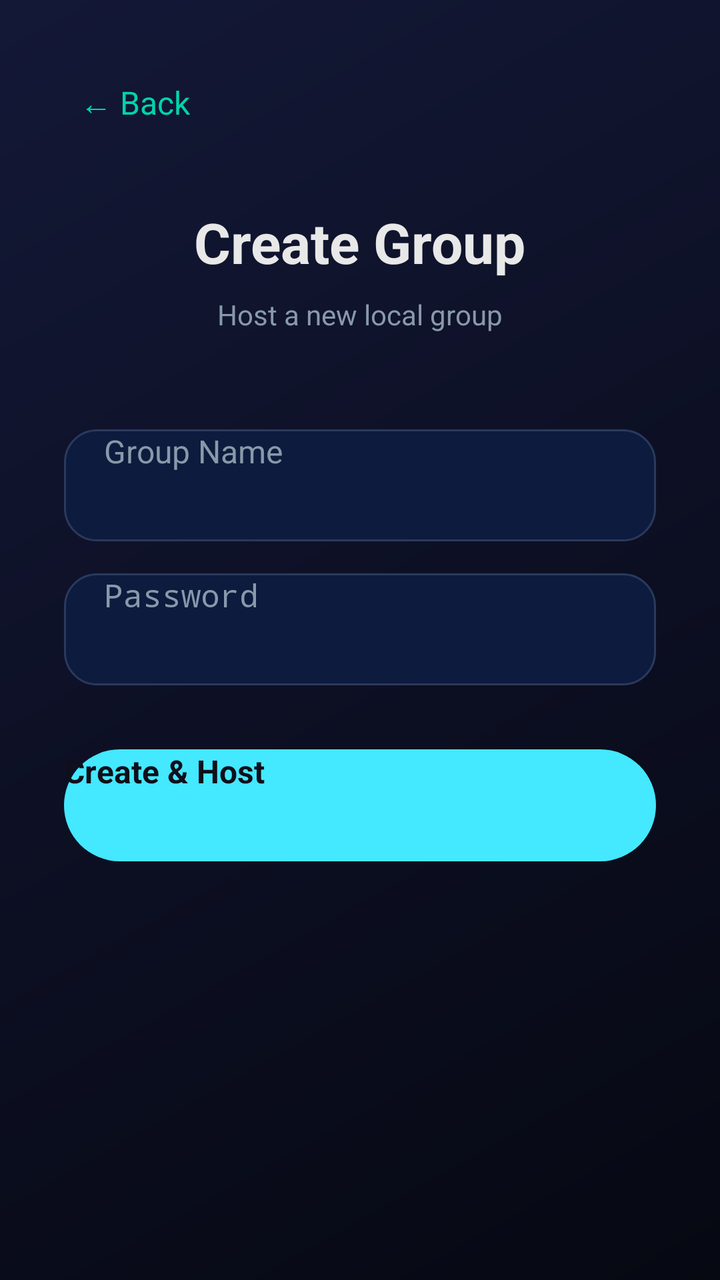
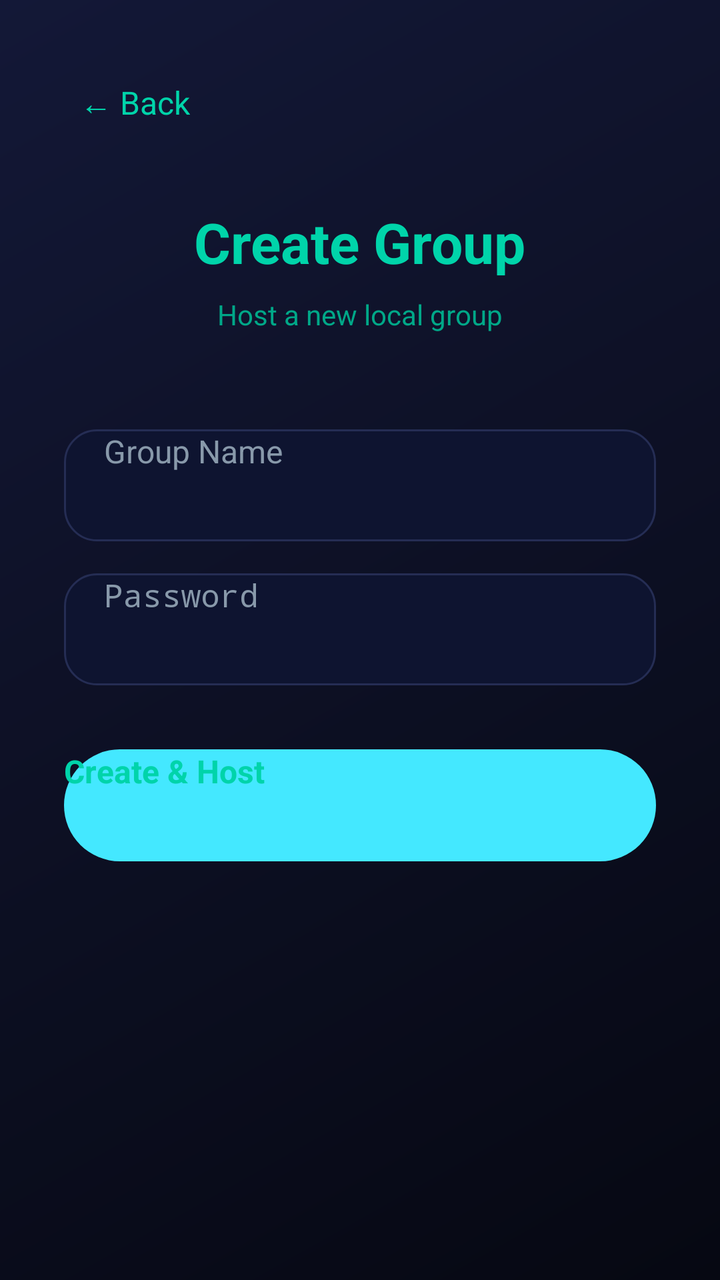

Two renders of the same Android screen: before a commit and after it. Below are the layout's source before the change and the commit's diff.
<!-- AndroidManifest.xml: application theme Theme.GhostLink -->
<!-- res/layout/activity_create_group.xml -->
<?xml version="1.0" encoding="utf-8"?>
<LinearLayout xmlns:android="http://schemas.android.com/apk/res/android"
    android:layout_width="match_parent"
    android:layout_height="match_parent"
    android:background="@drawable/bg_gradient"
    android:gravity="center_horizontal"
    android:orientation="vertical"
    android:padding="32dp">

    
    <TextView
        android:id="@+id/btn_back"
        android:layout_width="wrap_content"
        android:layout_height="wrap_content"
        android:text="← Back"
        android:textColor="@color/accent"
        android:textSize="16sp"
        android:layout_gravity="start"
        android:layout_marginBottom="32dp"
        android:padding="8dp" />

    
    <TextView
        android:layout_width="wrap_content"
        android:layout_height="wrap_content"
        android:text="@string/create_group"
        android:textColor="@color/text_primary"
        android:textSize="28sp"
        android:textStyle="bold"
        android:layout_marginBottom="8dp" />

    <TextView
        android:layout_width="wrap_content"
        android:layout_height="wrap_content"
        android:text="Host a new local group"
        android:textColor="@color/text_secondary"
        android:textSize="14sp"
        android:layout_marginBottom="48dp" />

    
    <EditText
        android:id="@+id/et_group_name"
        android:layout_width="match_parent"
        android:layout_height="56dp"
        android:background="@drawable/rounded_input"
        android:hint="@string/group_name"
        android:textColor="@color/text_primary"
        android:textColorHint="@color/text_secondary"
        android:textSize="16sp"
        android:paddingStart="20dp"
        android:paddingEnd="20dp"
        android:inputType="text"
        android:maxLines="1"
        android:layout_marginBottom="16dp" />

    
    <EditText
        android:id="@+id/et_password"
        android:layout_width="match_parent"
        android:layout_height="56dp"
        android:background="@drawable/rounded_input"
        android:hint="@string/password"
        android:textColor="@color/text_primary"
        android:textColorHint="@color/text_secondary"
        android:textSize="16sp"
        android:paddingStart="20dp"
        android:paddingEnd="20dp"
        android:inputType="textPassword"
        android:maxLines="1"
        android:layout_marginBottom="32dp" />

    
    <Button
        android:id="@+id/btn_create"
        android:layout_width="match_parent"
        android:layout_height="56dp"
        android:background="@drawable/rounded_button"
        android:text="@string/create_and_host"
        android:textColor="@color/primary_dark"
        android:textSize="16sp"
        android:textStyle="bold"
        android:textAllCaps="false" />

    
    <TextView
        android:id="@+id/tv_status"
        android:layout_width="wrap_content"
        android:layout_height="wrap_content"
        android:textColor="@color/accent"
        android:textSize="14sp"
        android:layout_marginTop="24dp"
        android:visibility="gone" />

    
    <ProgressBar
        android:id="@+id/progress_bar"
        android:layout_width="wrap_content"
        android:layout_height="wrap_content"
        android:layout_marginTop="16dp"
        android:indeterminateTint="@color/accent"
        android:visibility="gone" />

    
    <TextView
        android:id="@+id/tv_member_count_create"
        android:layout_width="wrap_content"
        android:layout_height="wrap_content"
        android:textColor="@color/text_secondary"
        android:textSize="13sp"
        android:layout_marginTop="8dp"
        android:visibility="gone" />

    
    <Button
        android:id="@+id/btn_start_chat"
        android:layout_width="match_parent"
        android:layout_height="56dp"
        android:background="@drawable/rounded_button"
        android:text="Start Chat →"
        android:textColor="@color/primary_dark"
        android:textSize="16sp"
        android:textStyle="bold"
        android:textAllCaps="false"
        android:layout_marginTop="20dp"
        android:visibility="gone" />

</LinearLayout>
<!-- resources referenced by this layout -->
<resources>
  <color name="accent">#00D4AA</color>
  <color name="primary_dark">#0F0F1A</color>
  <color name="text_primary">#E8E8E8</color>
  <color name="text_secondary">#8899AA</color>
  <!-- drawable bg_gradient (drawable) -->
  <?xml version="1.0" encoding="utf-8"?>
  <shape xmlns:android="http://schemas.android.com/apk/res/android">
      <gradient
          android:angle="135"
          android:startColor="#060812"
          android:centerColor="#0D1024"
          android:endColor="#131837"
          android:type="linear" />
  </shape>
  <!-- drawable rounded_button (drawable) -->
  <?xml version="1.0" encoding="utf-8"?>
  <shape xmlns:android="http://schemas.android.com/apk/res/android"
      android:shape="rectangle">
      <solid android:color="#44E8FF" />
      <corners android:radius="28dp" />
  </shape>
  <!-- drawable rounded_input (drawable) -->
  <?xml version="1.0" encoding="utf-8"?>
  <shape xmlns:android="http://schemas.android.com/apk/res/android"
      android:shape="rectangle">
      <solid android:color="#0D1B3E" />
      <corners android:radius="16dp" />
      <stroke android:width="1dp" android:color="#2A3A5C" />
  </shape>
  <string name="create_and_host">Create &amp; Host</string>
  <string name="create_group">Create Group</string>
  <string name="group_name">Group Name</string>
  <string name="password">Password</string>
</resources>

<!-- the commit's change to res/layout/activity_create_group.xml (unified diff, before → after) -->
@@ -24,7 +24,7 @@
         android:layout_width="wrap_content"
         android:layout_height="wrap_content"
         android:text="@string/create_group"
-        android:textColor="@color/text_primary"
+        android:textColor="@color/accent"
         android:textSize="28sp"
         android:textStyle="bold"
         android:layout_marginBottom="8dp" />
@@ -33,7 +33,7 @@
         android:layout_width="wrap_content"
         android:layout_height="wrap_content"
         android:text="Host a new local group"
-        android:textColor="@color/text_secondary"
+        android:textColor="@color/accent_dark"
         android:textSize="14sp"
         android:layout_marginBottom="48dp" />
 
@@ -76,7 +76,7 @@
         android:layout_height="56dp"
         android:background="@drawable/rounded_button"
         android:text="@string/create_and_host"
-        android:textColor="@color/primary_dark"
+        android:textColor="@color/accent"
         android:textSize="16sp"
         android:textStyle="bold"
         android:textAllCaps="false" />
<!-- resource entries referenced after the edit -->
@@ -1,6 +1,7 @@
 <!-- resources referenced by this layout -->
 <resources>
   <color name="accent">#00D4AA</color>
+  <color name="accent_dark">#00A888</color>
   <color name="primary_dark">#0F0F1A</color>
   <color name="text_primary">#E8E8E8</color>
   <color name="text_secondary">#8899AA</color>
@@ -25,9 +26,9 @@
   <?xml version="1.0" encoding="utf-8"?>
   <shape xmlns:android="http://schemas.android.com/apk/res/android"
       android:shape="rectangle">
-      <solid android:color="#0D1B3E" />
+      <solid android:color="#0E1430" />
       <corners android:radius="16dp" />
-      <stroke android:width="1dp" android:color="#2A3A5C" />
+      <stroke android:width="1dp" android:color="#252D54" />
   </shape>
   <string name="create_and_host">Create &amp; Host</string>
   <string name="create_group">Create Group</string>
